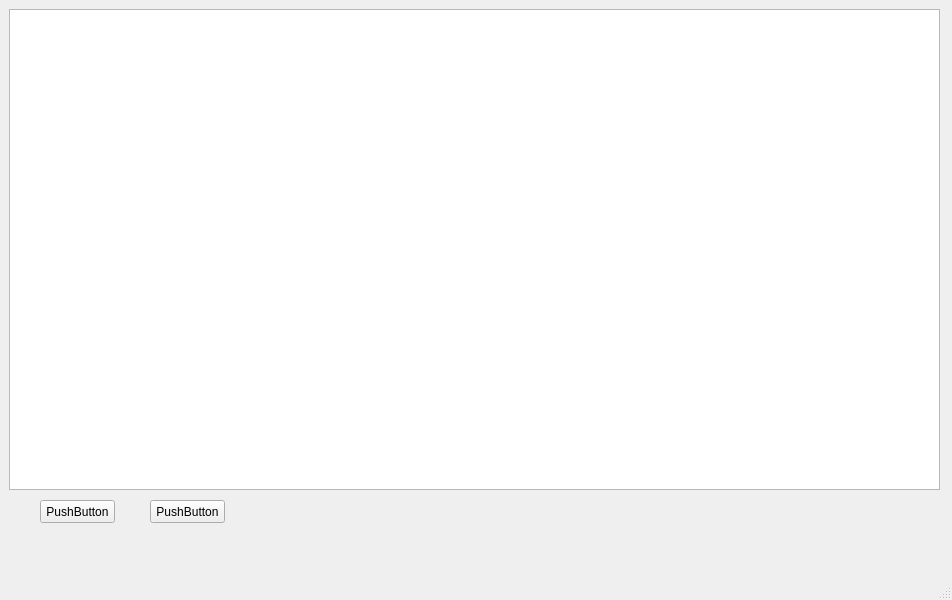
gabriellopera/parcial-final, file mainwindow.ui: the form before one commit.
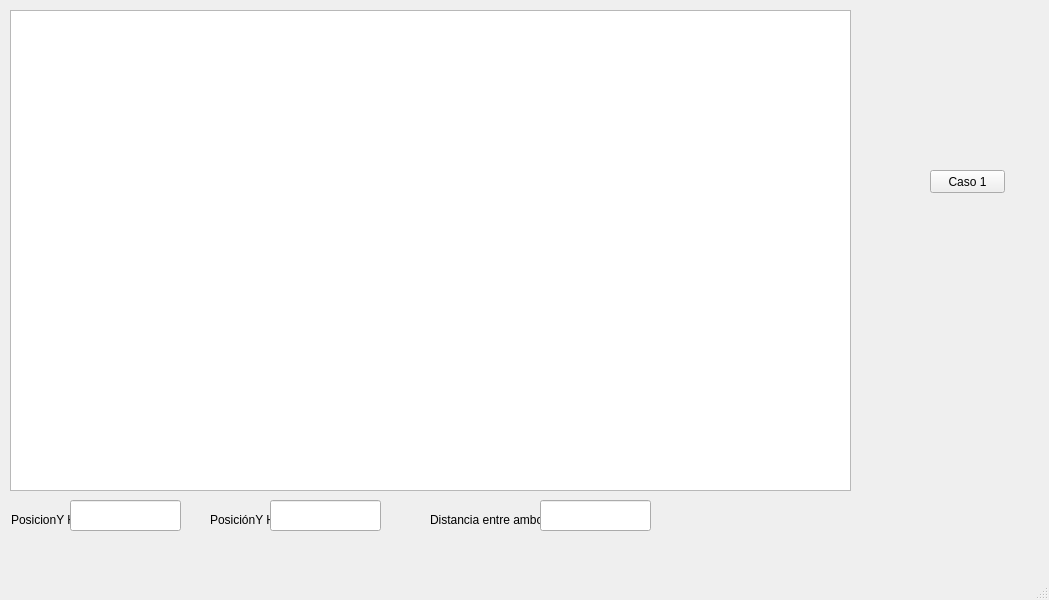
The form after the commit.

The edit to the form file:
```diff
--- a/mainwindow.ui
+++ b/mainwindow.ui
@@ -6,7 +6,7 @@
    <rect>
     <x>0</x>
     <y>0</y>
-    <width>952</width>
+    <width>1049</width>
     <height>600</height>
    </rect>
   </property>
@@ -17,37 +17,93 @@
    <widget class="QGraphicsView" name="graphicsView">
     <property name="geometry">
      <rect>
-      <x>9</x>
-      <y>9</y>
-      <width>931</width>
+      <x>10</x>
+      <y>10</y>
+      <width>841</width>
       <height>481</height>
      </rect>
     </property>
    </widget>
-   <widget class="QPushButton" name="pushButton">
-    <property name="geometry">
-     <rect>
-      <x>150</x>
-      <y>500</y>
-      <width>75</width>
-      <height>23</height>
-     </rect>
-    </property>
-    <property name="text">
-     <string>PushButton</string>
-    </property>
-   </widget>
    <widget class="QPushButton" name="pushButton_2">
     <property name="geometry">
      <rect>
-      <x>40</x>
-      <y>500</y>
+      <x>930</x>
+      <y>170</y>
       <width>75</width>
       <height>23</height>
      </rect>
     </property>
     <property name="text">
-     <string>PushButton</string>
+     <string>Caso 1</string>
+    </property>
+   </widget>
+   <widget class="QLabel" name="label">
+    <property name="geometry">
+     <rect>
+      <x>11</x>
+      <y>510</y>
+      <width>71</width>
+      <height>20</height>
+     </rect>
+    </property>
+    <property name="text">
+     <string>PosicionY Ho</string>
+    </property>
+   </widget>
+   <widget class="QLineEdit" name="lineEdit">
+    <property name="geometry">
+     <rect>
+      <x>70</x>
+      <y>500</y>
+      <width>111</width>
+      <height>31</height>
+     </rect>
+    </property>
+   </widget>
+   <widget class="QLabel" name="label_2">
+    <property name="geometry">
+     <rect>
+      <x>210</x>
+      <y>510</y>
+      <width>61</width>
+      <height>20</height>
+     </rect>
+    </property>
+    <property name="text">
+     <string>PosiciónY Hd</string>
+    </property>
+   </widget>
+   <widget class="QLineEdit" name="lineEdit_2">
+    <property name="geometry">
+     <rect>
+      <x>270</x>
+      <y>500</y>
+      <width>111</width>
+      <height>31</height>
+     </rect>
+    </property>
+   </widget>
+   <widget class="QLabel" name="label_3">
+    <property name="geometry">
+     <rect>
+      <x>430</x>
+      <y>510</y>
+      <width>111</width>
+      <height>20</height>
+     </rect>
+    </property>
+    <property name="text">
+     <string>Distancia entre ambos</string>
+    </property>
+   </widget>
+   <widget class="QLineEdit" name="lineEdit_3">
+    <property name="geometry">
+     <rect>
+      <x>540</x>
+      <y>500</y>
+      <width>111</width>
+      <height>31</height>
+     </rect>
     </property>
    </widget>
   </widget>
```
Left out of the diff: 2 changed lines with no effect on the pictures.
